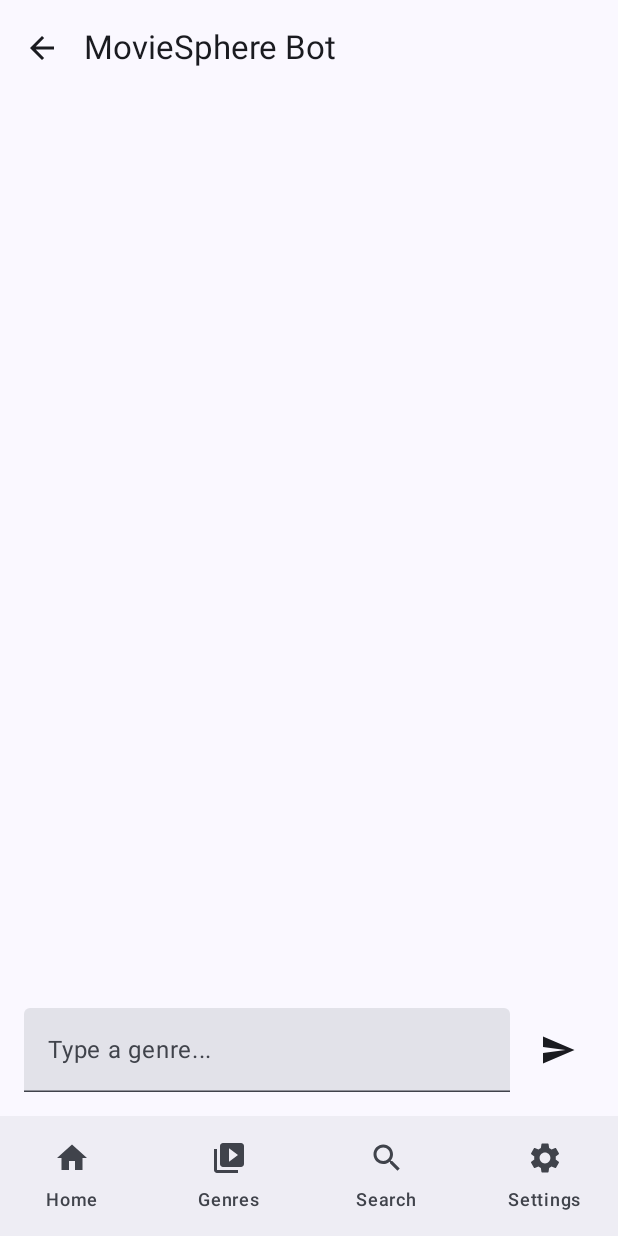
After one commit to shadowxdgamer/CimaMovieApp, an Android app built with Jetpack Compose: the ChatScreen screen opened through its navigation route, on a phone screen of 412 x 824 dp. The commit adds this screen. Run offline under Robolectric (Android 15) with nearby library versions, the phone set to English and light mode, and no system bars; our stand-ins replace paging.

Commit message:
feat: Implement movie recommendation chatbot
This commit introduces a chatbot feature that recommends movies based on genre.

- **Chat Model:**
    - Added `ChatMessage` data class to represent chat messages, including text, author (USER/BOT), and an optional `TmdbMovie` for recommendations.
    - Added `Author` enum (USER, BOT).
- **ChatScreen:**
    - New screen `ChatScreen` displays a chat interface.
    - Uses `LazyColumn` to show messages and `TextField` for user input.
    - Messages are styled differently for USER and BOT.
    - If a bot message contains a `movieRecommendation`, it's displayed using `MoviePosterCard`.
    - Clicking a recommended movie navigates to its detail screen.
    - Includes a back button in the `TopAppBar`.
- **MovieViewModel:**
    - Added chatbot logic:
        - `chatMessages`: StateFlow to hold the list of `ChatMessage`.
        - `ConversationState` enum: `AWAITING_GENRE`, `AWAITING_CONFIRMATION`.
        - `startChat()`: Initializes the chat with a greeting from the bot.
        - `onUserMessageSent()`: Adds user message and triggers bot response.
        - `generateBotResponse()`: Handles bot logic:
            - If `AWAITING_GENRE`: Tries to match user input to a known genre. If successful, asks for confirmation. Otherwise, asks for a valid genre.
            - If `AWAITING_CONFIRMATION`: If user confirms, fetches a random movie of the selected genre using `TMDBApi.fetchMoviesByGenre` and sends it as a recommendation. Otherwise, ends the interaction.
        - `addBotMessage()`: Helper to add a bot message to `_chatMessages`.
- **Navigation:**
    - Added a "chat" route in `MainScreenView` navigating to `ChatScreen`.
    - `HomeScreen` now has a `FloatingActionButton` with a chat icon that:
        - Calls `viewModel.startChat()` to initialize the chatbot state.
        - Navigates to the "chat" screen.
    - In `ChatScreen`, clicking a recommended movie navigates to "movieDetail/{movieId}".
- **HomeScreen:**
    - Passed `NavController` to `HomeScreen` to enable navigation to the chat screen.

```diff
--- a/app/src/main/java/com/shadowxdgamer/movieapp/MainScreenView.kt
+++ b/app/src/main/java/com/shadowxdgamer/movieapp/MainScreenView.kt
@@ -23,6 +23,7 @@ import androidx.navigation.compose.currentBackStackEntryAsState
 import androidx.navigation.compose.rememberNavController
 import androidx.navigation.navArgument
 import com.shadowxdgamer.movieapp.ui.screens.CategoryScreen
+import com.shadowxdgamer.movieapp.ui.screens.ChatScreen
 import com.shadowxdgamer.movieapp.ui.screens.GenreResultScreen
 import com.shadowxdgamer.movieapp.ui.screens.GenresScreen
 import com.shadowxdgamer.movieapp.ui.screens.HomeScreen
@@ -82,6 +83,7 @@ fun MainScreenView() {
         ) {
             composable(Screen.Home.route) {
                 HomeScreen(
+                    navController = navController,
                     viewModel = viewModel,
                     onMovieClick = onMovieClick,
                     onSeeAllClick = { categoryTitle -> navController.navigate("category/$categoryTitle") }
@@ -138,6 +140,16 @@ fun MainScreenView() {
                     onWatchNowClick = onWatchNowClick
                 )
             }
+            //Chatbot navigation
+            composable("chat") {
+                ChatScreen(
+                    onMovieClick = { movie ->
+                        navController.navigate("movieDetail/${movie.id}")
+                    },
+                    viewModel = viewModel,
+                    onBackClick = { navController.popBackStack() }
+                )
+            }
 
         }
     }
--- /dev/null
+++ b/app/src/main/java/com/shadowxdgamer/movieapp/ui/screens/ChatScreen.kt
@@ -0,0 +1,152 @@
+package com.shadowxdgamer.movieapp.ui.screens
+
+import androidx.compose.foundation.layout.Arrangement
+import androidx.compose.foundation.layout.Box
+import androidx.compose.foundation.layout.Column
+import androidx.compose.foundation.layout.PaddingValues
+import androidx.compose.foundation.layout.Row
+import androidx.compose.foundation.layout.Spacer
+import androidx.compose.foundation.layout.fillMaxSize
+import androidx.compose.foundation.layout.fillMaxWidth
+import androidx.compose.foundation.layout.height
+import androidx.compose.foundation.layout.padding
+import androidx.compose.foundation.layout.width
+import androidx.compose.foundation.layout.widthIn
+import androidx.compose.foundation.lazy.LazyColumn
+import androidx.compose.foundation.lazy.items
+import androidx.compose.foundation.lazy.rememberLazyListState
+import androidx.compose.foundation.shape.RoundedCornerShape
+import androidx.compose.material.icons.Icons
+import androidx.compose.material.icons.automirrored.filled.ArrowBack
+import androidx.compose.material.icons.filled.Send
+import androidx.compose.material3.Card
+import androidx.compose.material3.CardDefaults
+import androidx.compose.material3.ExperimentalMaterial3Api
+import androidx.compose.material3.Icon
+import androidx.compose.material3.IconButton
+import androidx.compose.material3.MaterialTheme
+import androidx.compose.material3.Scaffold
+import androidx.compose.material3.Text
+import androidx.compose.material3.TextField
+import androidx.compose.material3.TopAppBar
+import androidx.compose.runtime.Composable
+import androidx.compose.runtime.LaunchedEffect
+import androidx.compose.runtime.collectAsState
+import androidx.compose.runtime.getValue
+import androidx.compose.runtime.mutableStateOf
+import androidx.compose.runtime.remember
+import androidx.compose.runtime.rememberCoroutineScope
+import androidx.compose.runtime.setValue
+import androidx.compose.ui.Alignment
+import androidx.compose.ui.Modifier
+import androidx.compose.ui.unit.dp
+import com.shadowxdgamer.movieapp.model.Author
+import com.shadowxdgamer.movieapp.model.ChatMessage
+import com.shadowxdgamer.movieapp.model.TmdbMovie
+import com.shadowxdgamer.movieapp.ui.components.MoviePosterCard
+import com.shadowxdgamer.movieapp.viewmodel.MovieViewModel
+
+@OptIn(ExperimentalMaterial3Api::class)
+@Composable
+fun ChatScreen(
+    onMovieClick: (TmdbMovie) -> Unit,
+    viewModel: MovieViewModel,
+    onBackClick: () -> Unit // Renamed from onClose for clarity
+) {
+    val messages by viewModel.chatMessages.collectAsState()
+    var textState by remember { mutableStateOf("") }
+    val listState = rememberLazyListState()
+    val coroutineScope = rememberCoroutineScope()
+
+    // Automatically scroll to the bottom when a new message arrives
+    LaunchedEffect(messages.size) {
+        if (messages.isNotEmpty()) {
+            listState.animateScrollToItem(messages.size - 1)
+        }
+    }
+
+    Scaffold(
+        topBar = {
+            TopAppBar(
+                title = { Text("MovieSphere Bot") },
+                navigationIcon = {
+                    IconButton(onClick = onBackClick) {
+                        Icon(Icons.AutoMirrored.Filled.ArrowBack, contentDescription = "Back")
+                    }
+                }
+            )
+        }
+    ) { padding ->
+        Column(
+            modifier = Modifier
+                .fillMaxSize()
+                .padding(padding)
+        ) {
+            // Message List
+            LazyColumn(
+                state = listState,
+                modifier = Modifier
+                    .fillMaxWidth()
+                    .weight(1f),
+                contentPadding = PaddingValues(16.dp),
+                verticalArrangement = Arrangement.spacedBy(12.dp)
+            ) {
+                items(messages) { message ->
+                    MessageBubble(message = message,onMovieClick = onMovieClick)
+                }
+            }
+
+            // Input Field
+            Row(
+                modifier = Modifier
+                    .fillMaxWidth()
+                    .padding(16.dp),
+                verticalAlignment = Alignment.CenterVertically
+            ) {
+                TextField(
+                    value = textState,
+                    onValueChange = { textState = it },
+                    modifier = Modifier.weight(1f),
+                    placeholder = { Text("Type a genre...") }
+                )
+                Spacer(Modifier.width(8.dp))
+                IconButton(onClick = {
+                    if (textState.isNotBlank()) {
+                        viewModel.onUserMessageSent(textState)
+                        textState = ""
+                    }
+                }) {
+                    Icon(Icons.Default.Send, contentDescription = "Send message")
+                }
+            }
+        }
+    }
+}
+
+@Composable
+fun MessageBubble(onMovieClick: (TmdbMovie) -> Unit,message: ChatMessage) {
+    val isUser = message.author == Author.USER
+    val alignment = if (isUser) Alignment.CenterEnd else Alignment.CenterStart
+    val colors = if (isUser) {
+        CardDefaults.cardColors(containerColor = MaterialTheme.colorScheme.primaryContainer)
+    } else {
+        CardDefaults.cardColors(containerColor = MaterialTheme.colorScheme.surfaceVariant)
+    }
+
+    Box(modifier = Modifier.fillMaxWidth(), contentAlignment = alignment) {
+        Card(
+            modifier = Modifier.widthIn(max = 300.dp),
+            shape = RoundedCornerShape(16.dp),
+            colors = colors
+        ) {
+            Column(modifier = Modifier.padding(12.dp)) {
+                Text(text = message.text)
+                // If the bot sent a movie, display it as a poster card
+                message.movieRecommendation?.let { movie ->
+                    Spacer(Modifier.height(8.dp))
+                    MoviePosterCard(movie = movie, onClick = { onMovieClick(movie) })
+                }
+            }
+        }
+    }
+}
--- a/app/src/main/java/com/shadowxdgamer/movieapp/ui/screens/HomeScreen.kt
+++ b/app/src/main/java/com/shadowxdgamer/movieapp/ui/screens/HomeScreen.kt
@@ -5,7 +5,11 @@ import androidx.compose.foundation.layout.PaddingValues
 import androidx.compose.foundation.layout.fillMaxSize
 import androidx.compose.foundation.layout.padding
 import androidx.compose.foundation.lazy.LazyColumn
+import androidx.compose.material.icons.Icons
+import androidx.compose.material.icons.filled.Chat
 import androidx.compose.material3.ExperimentalMaterial3Api
+import androidx.compose.material3.FloatingActionButton
+import androidx.compose.material3.Icon
 import androidx.compose.material3.Scaffold
 import androidx.compose.material3.Text
 import androidx.compose.material3.TopAppBar
@@ -13,6 +17,7 @@ import androidx.compose.runtime.Composable
 import androidx.compose.ui.Modifier
 import androidx.compose.ui.unit.dp
 import androidx.lifecycle.viewmodel.compose.viewModel
+import androidx.navigation.NavController
 import androidx.paging.compose.collectAsLazyPagingItems
 import com.shadowxdgamer.movieapp.model.TmdbMovie
 import com.shadowxdgamer.movieapp.ui.components.CategoryRow
@@ -21,6 +26,7 @@ import com.shadowxdgamer.movieapp.viewmodel.MovieViewModel
 @OptIn(ExperimentalMaterial3Api::class)
 @Composable
 fun HomeScreen(
+    navController: NavController,
     viewModel: MovieViewModel = viewModel(),
     onMovieClick: (TmdbMovie) -> Unit,
     onSeeAllClick: (categoryTitle: String) -> Unit
@@ -30,10 +36,17 @@ fun HomeScreen(
     val popularMovies = viewModel.popularMovies.collectAsLazyPagingItems()
     val trendingMovies = viewModel.trendingMovies.collectAsLazyPagingItems()
     val nowPlayingMovies = viewModel.nowPlayingMovies.collectAsLazyPagingItems()
-
     Scaffold(
         topBar = {
             TopAppBar(title = { Text("Movies") })
+        },
+        floatingActionButton = {
+            FloatingActionButton(onClick = {
+                viewModel.startChat() // Initialize the chat state
+                navController.navigate("chat") // Navigate to the chat screen
+            }) {
+                Icon(Icons.Default.Chat, contentDescription = "Open Chatbot")
+            }
         }
     ) { padding ->
         LazyColumn(
@@ -69,7 +82,6 @@ fun HomeScreen(
                     onSeeAllClick = { onSeeAllClick("Now Playing") }
                 )
             }
-
             // Add more categories here as you expand your ViewModel
         }
     }
```
Also changed, not shown: app/src/main/java/com/shadowxdgamer/movieapp/model/ChatMessage.kt (added, +11 -0 lines), app/src/main/java/com/shadowxdgamer/movieapp/viewmodel/MovieViewModel.kt (+81 -0 lines).
